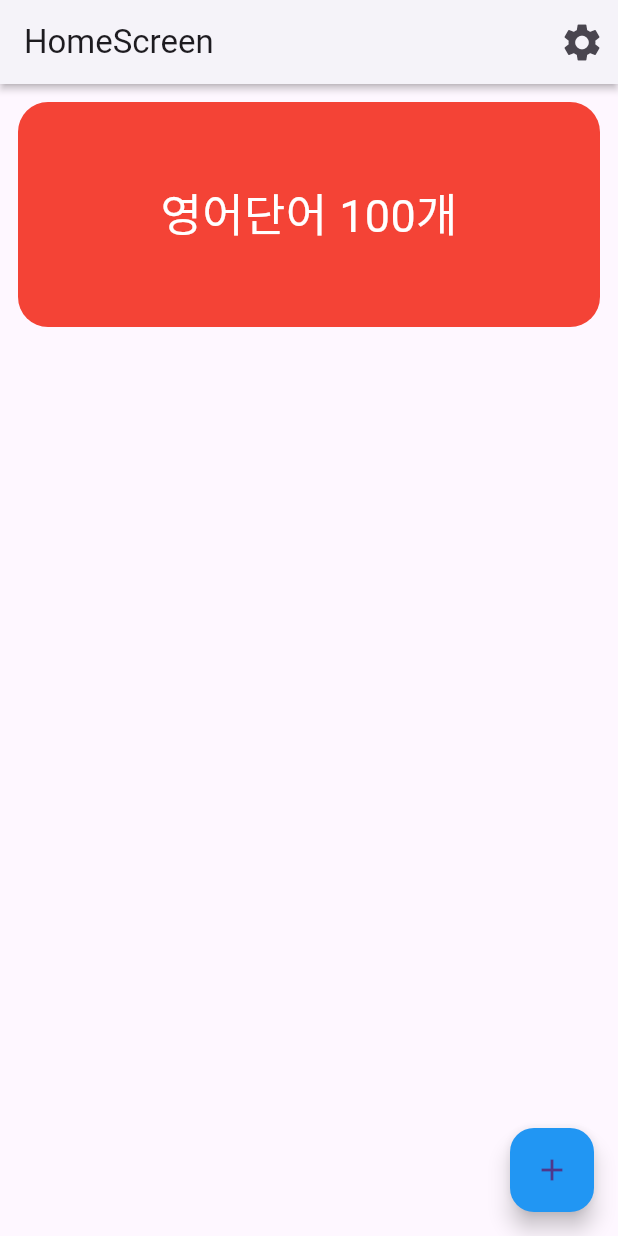
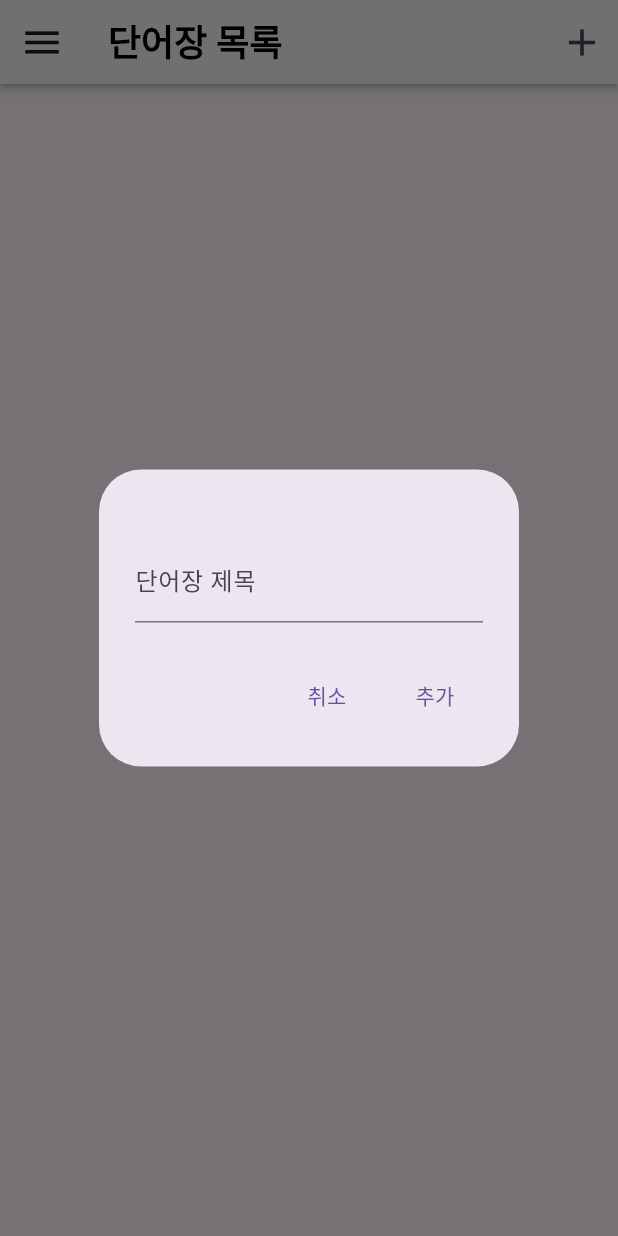
Before and after one commit to hyeonlee717/Infinite_Memory, a Flutter app: the screen it shows after launch, after a tap on the "add" icon, on a phone screen of 412 x 824 dp. Run offline on Flutter 3.47's test engine with Material 3 defaults, Android fonts, the phone set to English and light mode, and no system bars.

Commit message:
Add feature X

```diff
--- a/lib/screen/detail_screen.dart
+++ b/lib/screen/detail_screen.dart
@@ -1,10 +1,10 @@
 import 'package:flutter/material.dart';
 
 class DetailScreen extends StatelessWidget {
-  final Color color;
+  final String wordSetTitle;
 
   const DetailScreen({
-    required this.color,
+    required this.wordSetTitle,
     super.key,
   });
 
@@ -22,7 +22,7 @@ class DetailScreen extends StatelessWidget {
         ),
         automaticallyImplyLeading: false,
         centerTitle: true,
-        title: const Text('영어단어 100개'),
+        title: Text(wordSetTitle),
         actions: [
           TextButton(
             onPressed: () {
--- a/lib/screen/home_screen.dart
+++ b/lib/screen/home_screen.dart
@@ -9,39 +9,87 @@ class HomeScreen extends StatefulWidget {
 }
 
 class _HomeScreenState extends State<HomeScreen> {
-  final List<Color> containers = [];
+  final List<String> wordSets = [];
 
-  void addContainer(Color color) {
+  void _addWordSet(String title) {
     setState(() {
-      containers.add(color);
+      wordSets.add(title);
     });
+  }
+
+  void _showAddWordSetDialog() {
+    final TextEditingController controller = TextEditingController();
+
+    showDialog(
+      context: context,
+      builder: (BuildContext context) {
+        return AlertDialog(
+          content: Container(
+            padding: const EdgeInsets.only(top: 30),
+            child: TextField(
+              controller: controller,
+              decoration: const InputDecoration(labelText: '단어장 제목'),
+            ),
+          ),
+          actions: [
+            TextButton(
+              onPressed: () {
+                Navigator.of(context).pop();
+              },
+              child: const Text('취소'),
+            ),
+            TextButton(
+              onPressed: () {
+                if (controller.text.isNotEmpty) {
+                  _addWordSet(controller.text);
+                  Navigator.of(context).pop();
+                }
+              },
+              child: const Text('추가'),
+            ),
+          ],
+        );
+      },
+    );
   }
 
   @override
   Widget build(BuildContext context) {
     return Scaffold(
       appBar: AppBar(
+        leading: IconButton(
+          onPressed: () {},
+          icon: const Icon(Icons.menu, size: 30),
+        ),
         backgroundColor: Colors.white,
         elevation: 2,
         shadowColor: Colors.black,
-        title: const Text('HomeScreen'),
+        title: const Text(
+          '단어장 목록',
+          style: TextStyle(
+            color: Colors.black,
+            fontSize: 24,
+            fontWeight: FontWeight.bold,
+          ),
+        ),
         actions: [
           IconButton(
-            onPressed: () {},
-            icon: const Icon(Icons.settings),
+            onPressed: _showAddWordSetDialog,
+            icon: const Icon(Icons.add),
             iconSize: 30,
           ),
         ],
       ),
       body: ListView.builder(
-        itemCount: containers.length,
+        itemCount: wordSets.length,
         itemBuilder: (context, index) {
           return GestureDetector(
             onTap: () {
               Navigator.push(
                 context,
                 MaterialPageRoute(
-                  builder: (context) => DetailScreen(color: containers[index]),
+                  builder: (context) =>
+                      DetailScreen(wordSetTitle: wordSets[index]),
                 ),
               );
             },
@@ -49,15 +97,15 @@ class _HomeScreenState extends State<HomeScreen> {
               padding: const EdgeInsets.all(12.0),
               child: Container(
                 decoration: BoxDecoration(
-                  color: containers[index],
+                  color: Colors.grey, // 원하는 색상 지정
                   borderRadius: BorderRadius.circular(20),
                 ),
                 width: double.infinity,
                 height: 150,
-                child: const Center(
+                child: Center(
                   child: Text(
-                    '영어단어 100개',
-                    style: TextStyle(
+                    wordSets[index],
+                    style: const TextStyle(
                       color: Colors.white,
                       fontSize: 30,
                     ),
@@ -68,16 +116,6 @@ class _HomeScreenState extends State<HomeScreen> {
           );
         },
       ),
-      floatingActionButton: Row(
-        mainAxisAlignment: MainAxisAlignment.end,
-        children: [
-          FloatingActionButton(
-            onPressed: () => addContainer(Colors.red),
-            backgroundColor: Colors.blue,
-            child: const Icon(Icons.add),
-          ),
-        ],
-      ),
     );
   }
 }
--- a/pubspec.yaml
+++ b/pubspec.yaml
@@ -35,6 +35,9 @@ dependencies:
   # The following adds the Cupertino Icons font to your application.
   # Use with the CupertinoIcons class for iOS style icons.
   cupertino_icons: ^1.0.8
+  hive: ^2.2.3
+  hive_flutter: ^1.1.0
+
 
 dev_dependencies:
   flutter_test:
@@ -46,6 +49,8 @@ dev_dependencies:
   # package. See that file for information about deactivating specific lint
   # rules and activating additional ones.
   flutter_lints: ^4.0.0
+  build_runner: ^2.4.13
+  hive_generator: ^2.0.1
 
 # For information on the generic Dart part of this file, see the
 # following page: https://dart.dev/tools/pub/pubspec
```
Also changed, not shown: pubspec.lock, 13 other files.
